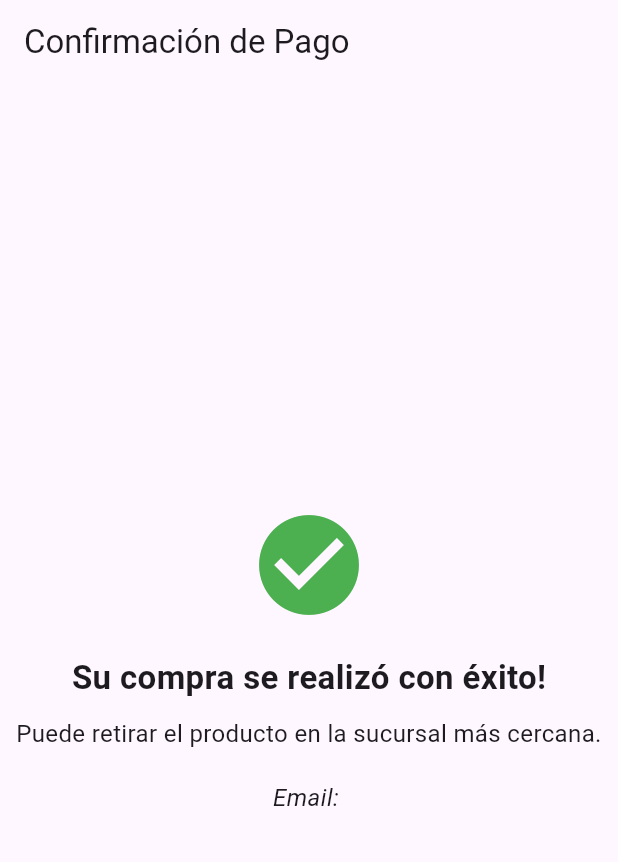
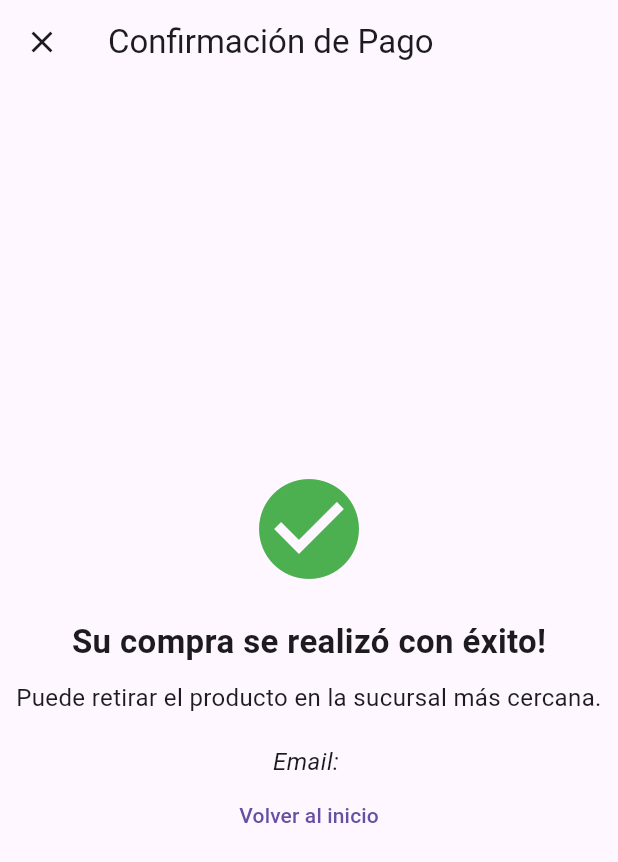
Before and after one commit to naranjaFanta/tp3_appnike, a Flutter app: the PaymentConfirmationScreen screen opened directly with empty values, on a phone screen of 412 x 824 dp. Shown: the top 862 px of the screen. Run offline on Flutter 3.47's test engine with Material 3 defaults, Android fonts, the phone set to English and light mode, and no system bars; our stand-ins replace cloud_firestore, firebase_auth, firebase_core, flutter_riverpod, go_router; accounts and stored records are empty.

Commit message:
Agrego routing para volver a inicio luego de realizar compra

```diff
--- a/lib/presentation/screens/payments/payment_confirmation_screen.dart
+++ b/lib/presentation/screens/payments/payment_confirmation_screen.dart
@@ -1,4 +1,5 @@
 import 'package:flutter/material.dart';
+import 'package:go_router/go_router.dart';
 
 class PaymentConfirmationScreen extends StatelessWidget {
   final String userEmail;
@@ -10,6 +11,17 @@ class PaymentConfirmationScreen extends StatelessWidget {
     return Scaffold(
       appBar: AppBar(
         title: const Text('Confirmación de Pago'),
+        leading: Builder(
+          builder: (BuildContext context) {
+            return IconButton(
+              icon: const Icon(Icons.close),
+              onPressed: () {
+                context.go('/');
+              },
+              tooltip: "Volver al inicio",
+            );
+          },
+        ),
       ),
       body: Center(
         child: Column(
@@ -36,6 +48,11 @@ class PaymentConfirmationScreen extends StatelessWidget {
               'Email: $userEmail',
               style: const TextStyle(fontSize: 16, fontStyle: FontStyle.italic),
             ),
+            TextButton(
+              onPressed: () {
+                context.go('/');
+              },
+              child: const Text("Volver al inicio"))
           ],
         ),
       ),
```
